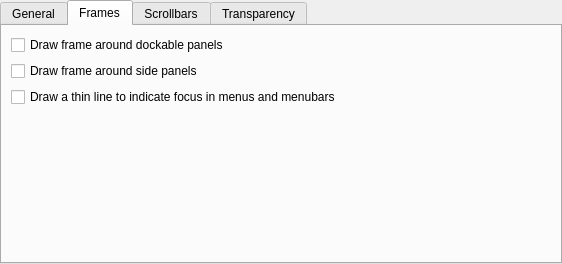
First picture: the form in kstyle/config/ui/breezestyleconfig.ui, repository KDE/breeze, before the edit.
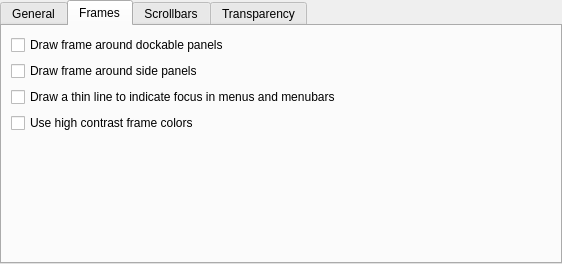
Second picture: the form after the edit. The open tabs and pages were chosen to show the change.

Patch:
```diff
--- a/kstyle/config/ui/breezestyleconfig.ui
+++ b/kstyle/config/ui/breezestyleconfig.ui
@@ -198,6 +198,13 @@
          </property>
         </widget>
        </item>
+       <item>
+        <widget class="QCheckBox" name="_highContrastFrames">
+         <property name="text">
+          <string>Use high contrast frame colors</string>
+         </property>
+        </widget>
+       </item>
        <item>
         <spacer name="verticalSpacer_3">
          <property name="orientation">
```
